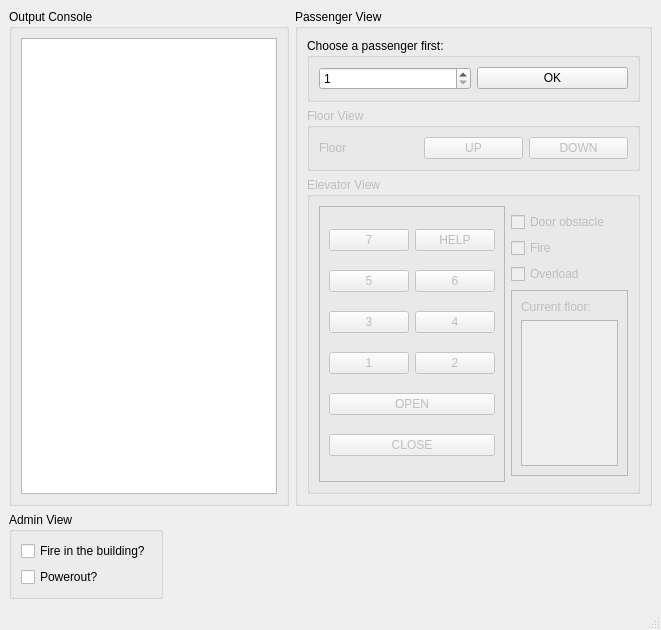
Qt form mainwindow.ui (JennyHo5/elevator-simulator) before a commit.
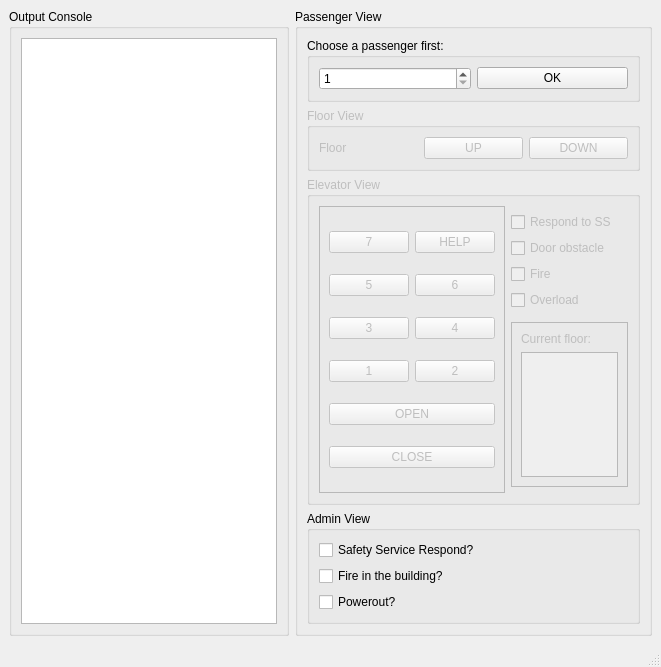
The same form after that commit.

```diff
--- a/mainwindow.ui
+++ b/mainwindow.ui
@@ -7,7 +7,7 @@
     <x>0</x>
     <y>0</y>
     <width>661</width>
-    <height>630</height>
+    <height>667</height>
    </rect>
   </property>
   <property name="windowTitle">
@@ -15,6 +15,18 @@
   </property>
   <widget class="QWidget" name="centralwidget">
    <layout class="QFormLayout" name="formLayout">
+    <item row="0" column="0">
+     <widget class="QGroupBox" name="outputGroupBox">
+      <property name="title">
+       <string>Output Console</string>
+      </property>
+      <layout class="QVBoxLayout" name="verticalLayout_3">
+       <item>
+        <widget class="QTextEdit" name="outputText"/>
+       </item>
+      </layout>
+     </widget>
+    </item>
     <item row="0" column="1">
      <widget class="QGroupBox" name="passengerGroupBox">
       <property name="title">
@@ -89,7 +101,50 @@
           <string>Elevator View</string>
          </property>
          <layout class="QGridLayout" name="gridLayout_2">
-          <item row="0" column="0" rowspan="6">
+          <item row="3" column="1">
+           <widget class="QCheckBox" name="fireElevatorCheckBox">
+            <property name="text">
+             <string>Fire</string>
+            </property>
+           </widget>
+          </item>
+          <item row="4" column="1">
+           <widget class="QCheckBox" name="overloadCheckBox">
+            <property name="text">
+             <string>Overload</string>
+            </property>
+           </widget>
+          </item>
+          <item row="2" column="1">
+           <widget class="QCheckBox" name="doorObstacleCheckBox">
+            <property name="text">
+             <string>Door obstacle</string>
+            </property>
+           </widget>
+          </item>
+          <item row="6" column="1">
+           <widget class="QFrame" name="displayFrame">
+            <property name="frameShape">
+             <enum>QFrame::StyledPanel</enum>
+            </property>
+            <property name="frameShadow">
+             <enum>QFrame::Raised</enum>
+            </property>
+            <layout class="QVBoxLayout" name="verticalLayout_4">
+             <item>
+              <widget class="QLabel" name="floorNumberLabel">
+               <property name="text">
+                <string>Current floor:</string>
+               </property>
+              </widget>
+             </item>
+             <item>
+              <widget class="QTextBrowser" name="displayMessageTextBrowser"/>
+             </item>
+            </layout>
+           </widget>
+          </item>
+          <item row="0" column="0" rowspan="8">
            <widget class="QFrame" name="elevatorPanel">
             <property name="frameShape">
              <enum>QFrame::StyledPanel</enum>
@@ -171,61 +226,29 @@
             </layout>
            </widget>
           </item>
-          <item row="3" column="1">
-           <widget class="QCheckBox" name="checkBox">
-            <property name="text">
-             <string>Overload</string>
-            </property>
-           </widget>
-          </item>
-          <item row="2" column="1">
-           <widget class="QCheckBox" name="fireCheckBox_2">
-            <property name="text">
-             <string>Fire</string>
-            </property>
-           </widget>
-          </item>
           <item row="1" column="1">
-           <widget class="QCheckBox" name="doorObstacleCheckBox">
+           <widget class="QCheckBox" name="passengerRespondCheckBox">
             <property name="text">
-             <string>Door obstacle</string>
+             <string>Respond to SS</string>
             </property>
            </widget>
           </item>
-          <item row="4" column="1">
-           <widget class="QFrame" name="displayFrame">
-            <property name="frameShape">
-             <enum>QFrame::StyledPanel</enum>
-            </property>
-            <property name="frameShadow">
-             <enum>QFrame::Raised</enum>
-            </property>
-            <layout class="QVBoxLayout" name="verticalLayout_4">
-             <item>
-              <widget class="QLabel" name="floorNumberLabel">
-               <property name="text">
-                <string>Current floor:</string>
-               </property>
-              </widget>
-             </item>
-             <item>
-              <widget class="QTextBrowser" name="displayMessageTextBrowser"/>
-             </item>
             </layout>
            </widget>
           </item>
-         </layout>
-        </widget>
-       </item>
-      </layout>
-     </widget>
-    </item>
-    <item row="2" column="0">
+       <item>
      <widget class="QGroupBox" name="adminGroupBox">
       <property name="title">
        <string>Admin View</string>
       </property>
       <layout class="QVBoxLayout" name="verticalLayout_2">
+          <item>
+           <widget class="QCheckBox" name="safetyServiceCheckBox">
+            <property name="text">
+             <string>Safety Service Respond?</string>
+            </property>
+           </widget>
+          </item>
        <item>
         <widget class="QCheckBox" name="fireCheckBox">
          <property name="text">
@@ -242,15 +265,6 @@
        </item>
       </layout>
      </widget>
-    </item>
-    <item row="0" column="0">
-     <widget class="QGroupBox" name="outputGroupBox">
-      <property name="title">
-       <string>Output Console</string>
-      </property>
-      <layout class="QVBoxLayout" name="verticalLayout_3">
-       <item>
-        <widget class="QTextEdit" name="outputText"/>
        </item>
       </layout>
      </widget>
```
Lines whose indentation alone changed are shown as unchanged.
